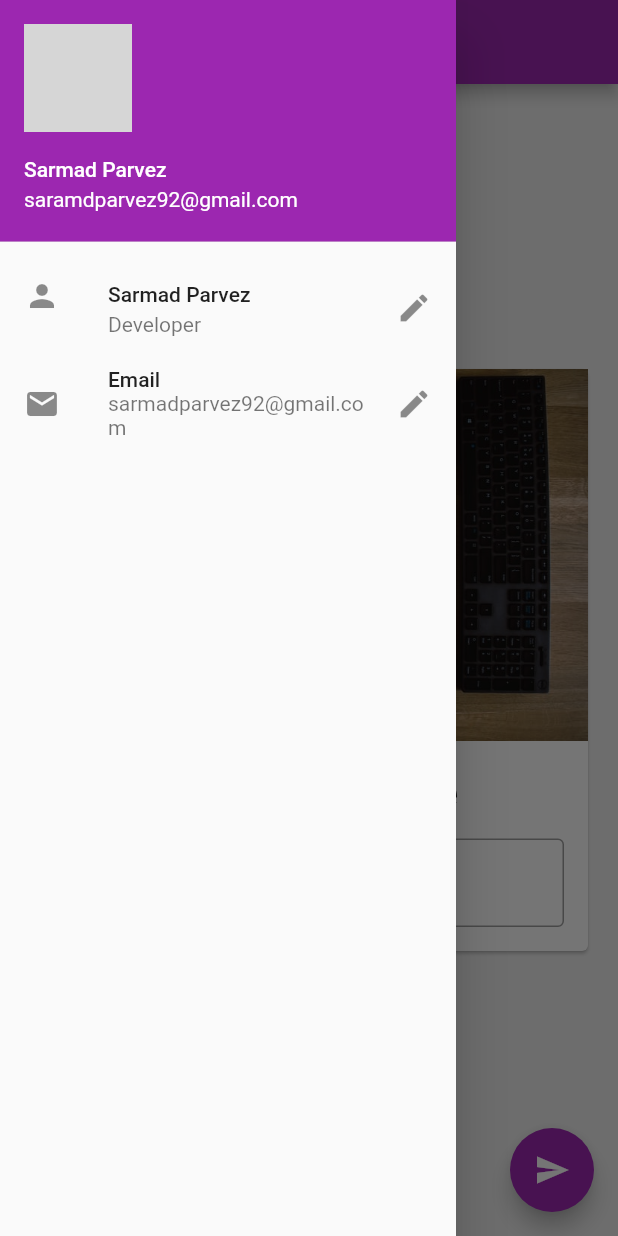
After one commit to sarmadparvez/flutter-tutorial, a Flutter app: the screen it shows after launch, with the side drawer open, on a phone screen of 412 x 824 dp. The commit adds this screen. Run offline on Flutter 3.47's test engine with Material 2 defaults, Android fonts, the phone set to English and light mode, and no system bars; network calls fail; grey boxes are pictures that could not be loaded.

Commit message:
feat(flutter): Structuring the app code

```diff
--- /dev/null
+++ b/lib/drawer.dart
@@ -0,0 +1,43 @@
+import 'package:flutter/material.dart';
+
+class MyDrawer extends StatelessWidget {
+  @override
+  Widget build(BuildContext context) {
+    return Drawer(
+      child: ListView(
+        padding: const EdgeInsets.all(0),
+        children: <Widget>[
+          // DrawerHeader(
+          //   child: Text("Drawer Header"),
+          //   decoration: BoxDecoration(
+          //     color: Colors.purple,
+          //   ),
+          // ),
+          UserAccountsDrawerHeader(
+            accountName: Text("Sarmad Parvez"),
+            accountEmail: Text("saramdparvez92@gmail.com"),
+            //   currentAccountPicture: Image.network(
+            //       'https://images.unsplash.com/photo-1527538079466-b6297ad15363?ixlib=rb-1.2.1&ixid=eyJhcHBfaWQiOjEyMDd9&auto=format&fit=crop&w=750&q=80'),
+            currentAccountPicture: CircleAvatar(
+              backgroundImage: NetworkImage(
+                  "https://images.unsplash.com/photo-1527538079466-b6297ad15363?ixlib=rb-1.2.1&ixid=eyJhcHBfaWQiOjEyMDd9&auto=format&fit=crop&w=750&q=80"),
+            ),
+          ),
+          ListTile(
+            leading: Icon(Icons.person),
+            title: Text("Sarmad Parvez"),
+            subtitle: Text("Developer"),
+            trailing: Icon(Icons.edit),
+            onTap: () {},
+          ),
+          ListTile(
+            leading: Icon(Icons.email),
+            title: Text("Email"),
+            subtitle: Text("sarmadparvez92@gmail.com"),
+            trailing: Icon(Icons.edit),
+          ),
+        ],
+      ),
+    );
+  }
+}
--- /dev/null
+++ b/lib/name_card_widget.dart
@@ -0,0 +1,50 @@
+import 'package:flutter/material.dart';
+
+class NameCardWidget extends StatelessWidget {
+  const NameCardWidget({
+    Key key,
+    @required this.myText,
+    @required TextEditingController nameController,
+  })  : _nameController = nameController,
+        super(key: key);
+
+  final String myText;
+  final TextEditingController _nameController;
+
+  @override
+  Widget build(BuildContext context) {
+    return Card(
+      child: Column(
+        children: <Widget>[
+          Image.asset(
+            "assets/xps1.jpeg",
+            //width: 100,
+            //height: 100,
+            //fit: BoxFit.fitHeight,
+          ),
+          SizedBox(
+            height: 20,
+          ),
+          Text(
+            myText,
+            style: TextStyle(
+              fontSize: 25,
+              fontWeight: FontWeight.bold,
+            ),
+          ),
+          Padding(
+            padding: const EdgeInsets.all(16.0),
+            child: TextField(
+              controller: _nameController,
+              decoration: InputDecoration(
+                border: OutlineInputBorder(),
+                hintText: "Enter text here",
+                labelText: "My label",
+              ),
+            ),
+          )
+        ],
+      ),
+    );
+  }
+}
--- /dev/null
+++ b/lib/pages/home_page.dart
@@ -0,0 +1,50 @@
+import 'package:awesome_app/drawer.dart';
+import 'package:awesome_app/name_card_widget.dart';
+import 'package:flutter/material.dart';
+
+class HomePage extends StatefulWidget {
+  @override
+  _HomePageState createState() => _HomePageState();
+}
+
+class _HomePageState extends State<HomePage> {
+  var myText = "Change My Name";
+  TextEditingController _nameController =
+      TextEditingController(); // controller for text field
+
+  @override
+  void initState() {
+    super.initState();
+  }
+
+  @override
+  void dispose() {
+    // TODO: implement dispose
+  }
+  @override
+  Widget build(BuildContext context) {
+    return Scaffold(
+      backgroundColor: Colors.grey[200],
+      appBar: AppBar(
+        title: Text("Sarmad's App"),
+      ),
+      body: Center(
+          child: Padding(
+        padding: const EdgeInsets.all(16.0),
+        child: SingleChildScrollView(
+          child:
+              NameCardWidget(myText: myText, nameController: _nameController),
+        ),
+      )),
+      drawer: MyDrawer(),
+      floatingActionButton: FloatingActionButton(
+        onPressed: () {
+          myText = _nameController.text;
+          setState(() {});
+        },
+        child: Icon(Icons.send),
+      ),
+      //floatingActionButtonLocation: FloatingActionButtonLocation.centerFloat,
+    );
+  }
+}
```
Also changed, not shown: lib/main.dart (+8 -115 lines).
